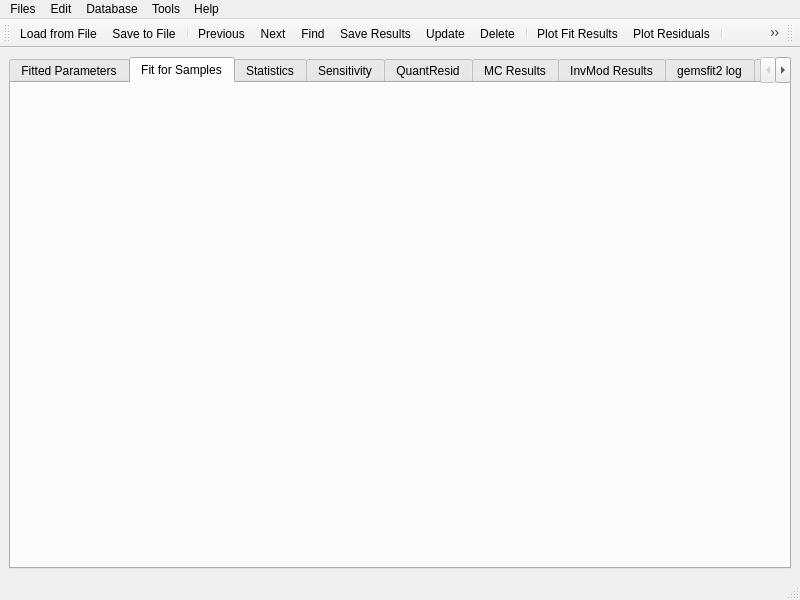
Old version of the form gfshell2/dialogs/FitResultsWindow.ui in the repository gemshub/gemsfits.
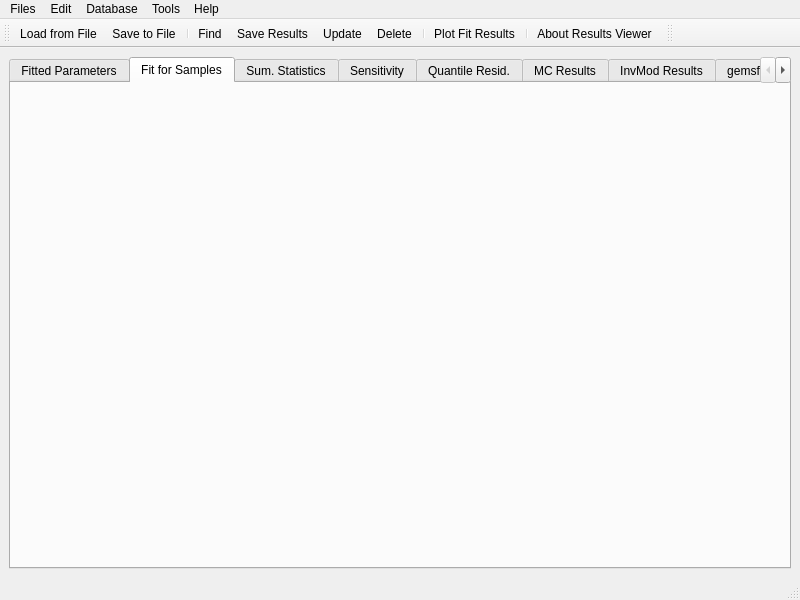
New version of the form. The open tabs and pages were chosen to show the change. Icons and pictures are not drawn.

Commit message: Changes in menus and tollbars in main and results windows.

```diff
--- a/gfshell2/dialogs/FitResultsWindow.ui
+++ b/gfshell2/dialogs/FitResultsWindow.ui
@@ -38,7 +38,7 @@
       </widget>
       <widget class="QWidget" name="tabStatistic">
        <attribute name="title">
-        <string>Statistics</string>
+        <string>Sum. Statistics</string>
        </attribute>
        <layout class="QVBoxLayout" name="verticalLayout_2">
         <item>
@@ -54,7 +54,7 @@
       </widget>
       <widget class="QWidget" name="tabQuantiles">
        <attribute name="title">
-        <string>QuantResid</string>
+        <string>Quantile Resid.</string>
        </attribute>
        <layout class="QVBoxLayout" name="verticalLayout_8"/>
       </widget>
@@ -172,15 +172,12 @@
    <addaction name="actionOpen_File"/>
    <addaction name="actionSave_File"/>
    <addaction name="separator"/>
-   <addaction name="actionPrevious"/>
-   <addaction name="actionNext"/>
    <addaction name="action_Find"/>
    <addaction name="action_Insert"/>
    <addaction name="actionUpdate"/>
    <addaction name="actionDelete"/>
    <addaction name="separator"/>
    <addaction name="actionPlot_Results"/>
-   <addaction name="actionPlot_Residuals"/>
    <addaction name="separator"/>
    <addaction name="actionAbout_Results_window"/>
   </widget>
@@ -227,24 +224,6 @@
     <string>&amp;Save Results</string>
    </property>
   </action>
-  <action name="actionNext">
-   <property name="icon">
-    <iconset resource="../fgui.qrc">
-     <normaloff>:/menu/Icons/DisplayNextRecordIcon.png</normaloff>:/menu/Icons/DisplayNextRecordIcon.png</iconset>
-   </property>
-   <property name="text">
-    <string>&amp;Next</string>
-   </property>
-  </action>
-  <action name="actionPrevious">
-   <property name="icon">
-    <iconset resource="../fgui.qrc">
-     <normaloff>:/menu/Icons/DisplayPrevRecordIcon.png</normaloff>:/menu/Icons/DisplayPrevRecordIcon.png</iconset>
-   </property>
-   <property name="text">
-    <string>&amp;Previous</string>
-   </property>
-  </action>
   <action name="actionUpdate">
    <property name="icon">
     <iconset resource="../fgui.qrc">
```
Left out of the diff: 8 changed lines with no effect on the pictures. The commit also changes 2 other files.
